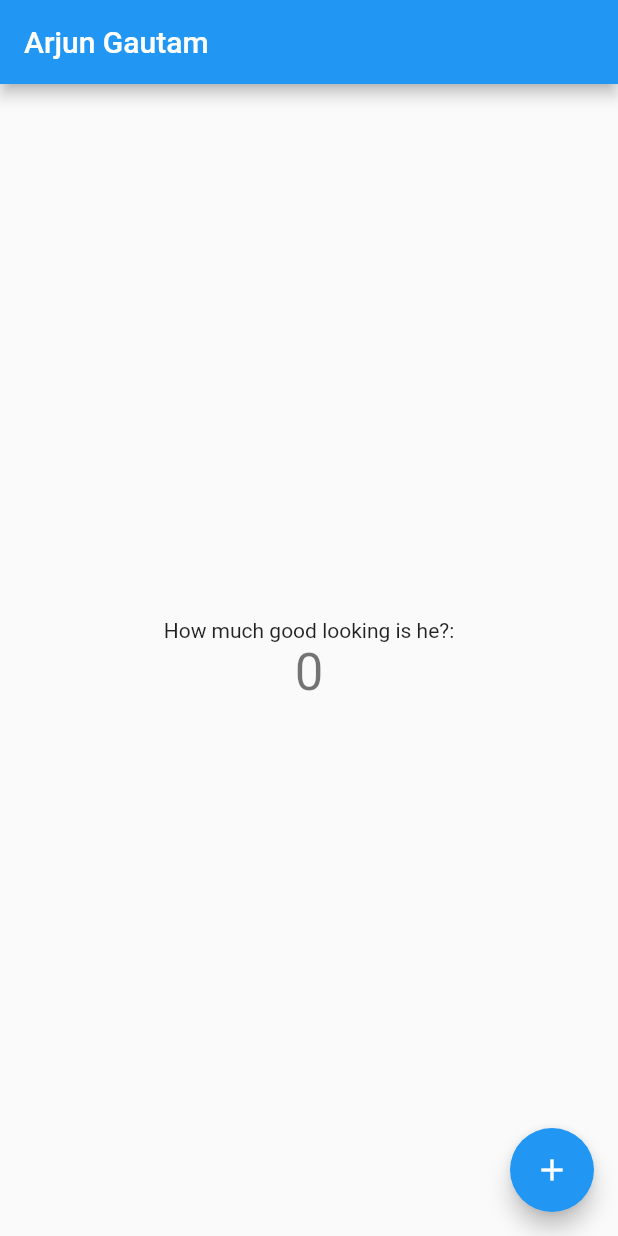
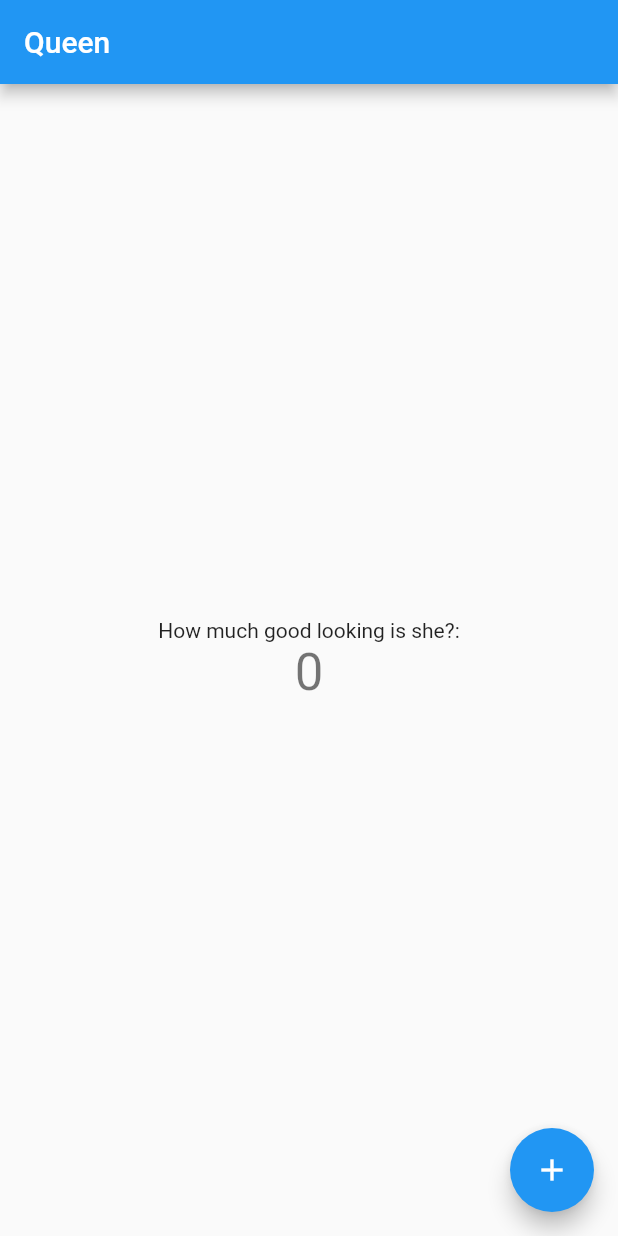
Before and after one commit to pujasharma00/Flutter-Essential, a Flutter app: the screen it shows after launch, on a phone screen of 412 x 824 dp. Run offline on Flutter 3.47's test engine with Material 2 defaults, Android fonts, the phone set to English and light mode, and no system bars.

Commit message:
Name Changed

```diff
--- a/lib/main.dart
+++ b/lib/main.dart
@@ -26,7 +26,7 @@ class MyApp extends StatelessWidget {
         // closer together (more dense) than on mobile platforms.
         visualDensity: VisualDensity.adaptivePlatformDensity,
       ),
-      home: MyHomePage(title: 'Arjun Gautam'),
+      home: MyHomePage(title: 'Queen'),
     );
   }
 }
@@ -98,7 +98,7 @@ class _MyHomePageState extends State<MyHomePage> {
           mainAxisAlignment: MainAxisAlignment.center,
           children: <Widget>[
             Text(
-              'How much good looking is he?:',
+              'How much good looking is she?:',
             ),
             Text(
               '$_counter',
```
